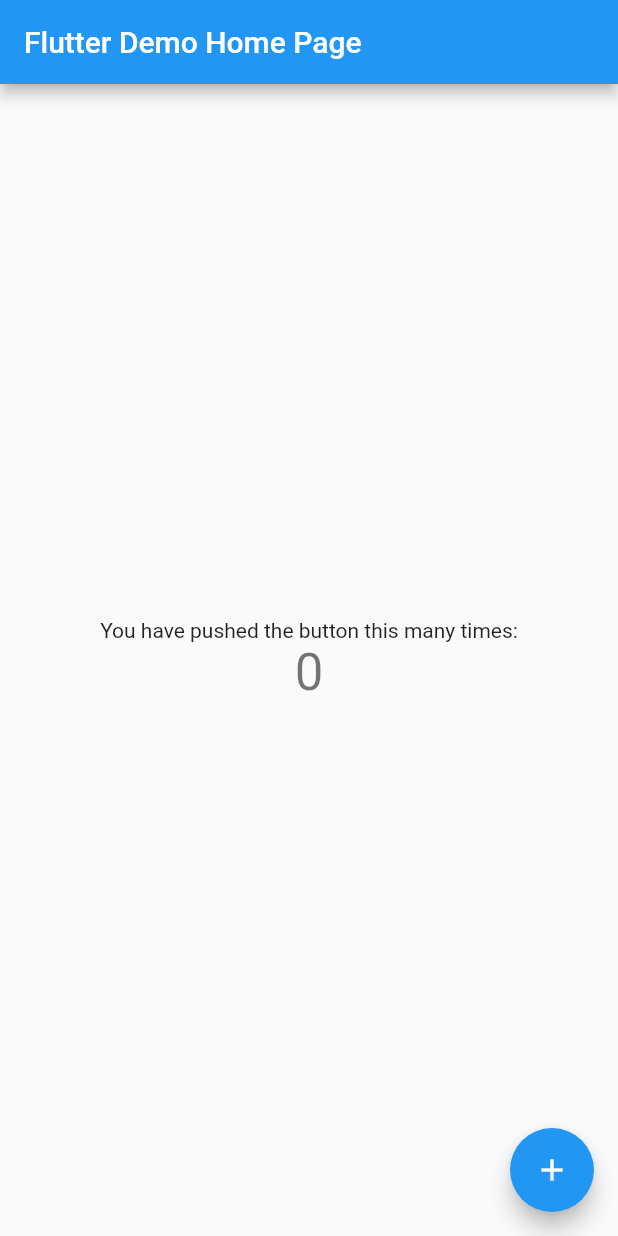
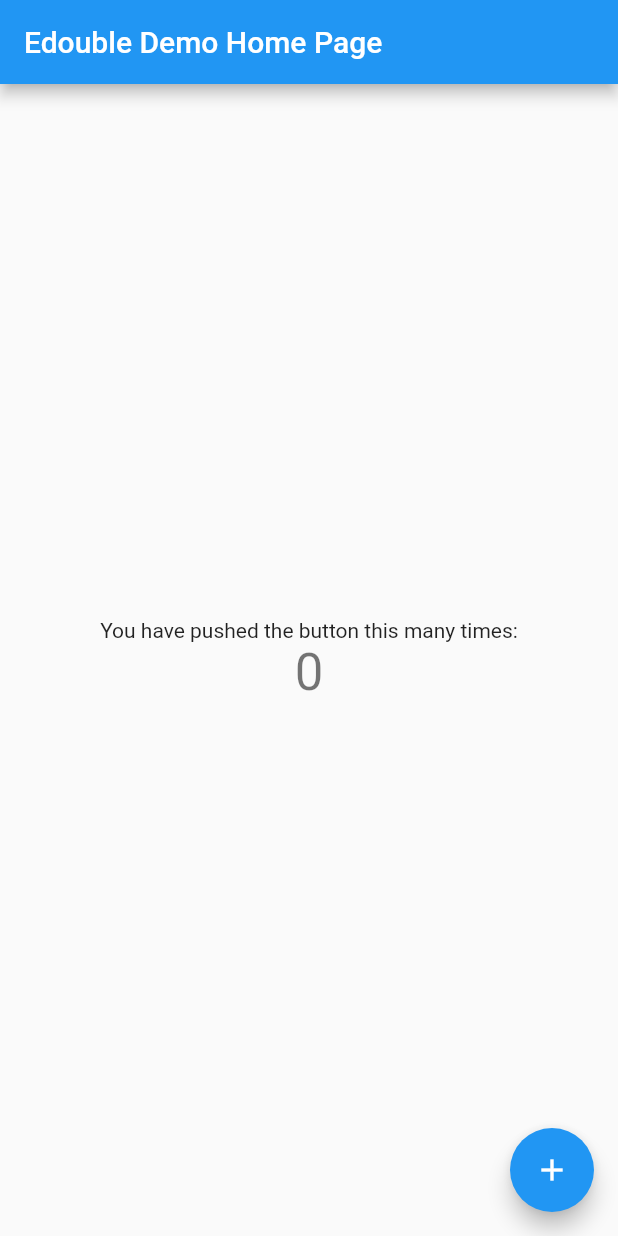
Before and after one commit to HteeKaw/edouble, a Flutter app: the screen it shows after launch, on a phone screen of 412 x 824 dp. Run offline on Flutter 3.47's test engine with Material 2 defaults, Android fonts, the phone set to English and light mode, and no system bars.

Commit message:
modify main dart a little bit

```diff
--- a/lib/main.dart
+++ b/lib/main.dart
@@ -24,7 +24,7 @@ class MyApp extends StatelessWidget {
         // is not restarted.
         primarySwatch: Colors.blue,
       ),
-      home: const MyHomePage(title: 'Flutter Demo Home Page'),
+      home: const MyHomePage(title: 'Edouble Demo Home Page'),
     );
   }
 }
```
